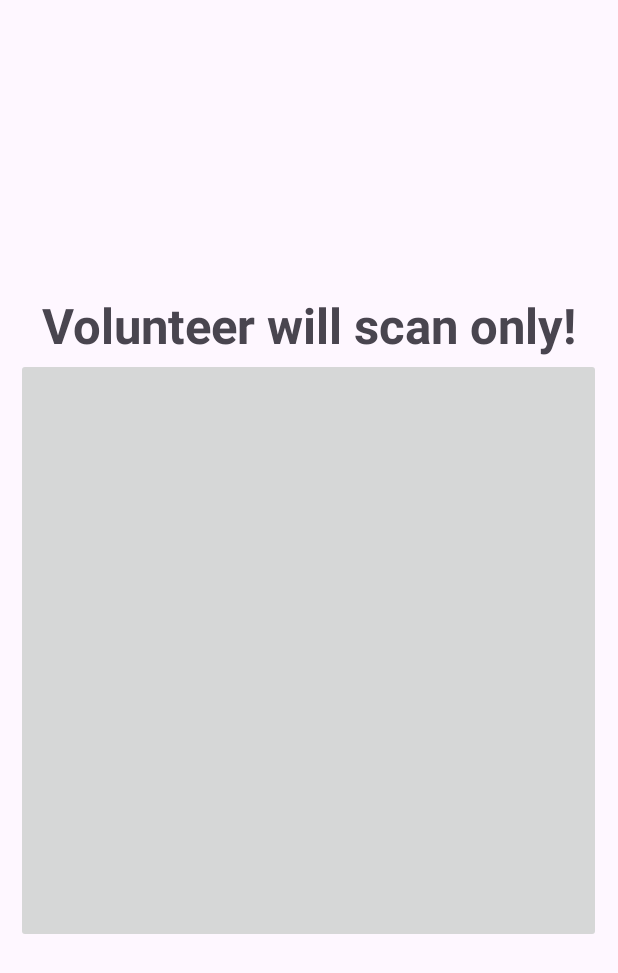
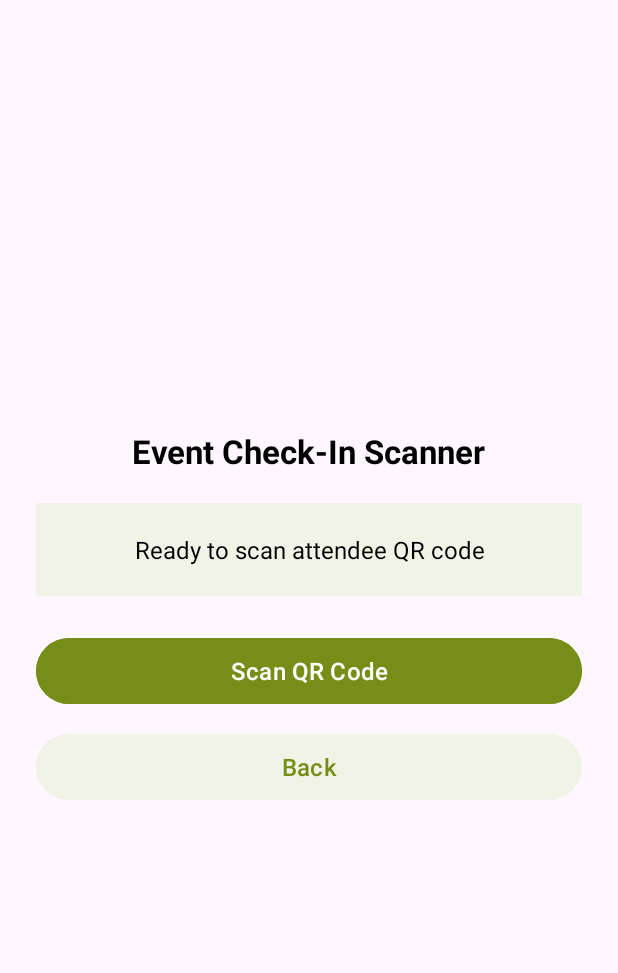
Before and after one commit to Hanisha-Vaghela/FestiveHub, an Android app: the layout activity_volunteers_qr.xml on its own in the app's theme, with its tools: preview values and no code run, on a phone screen of 412 x 824 dp. Shown: the top 973 px of the screen. Run offline under Robolectric (Android 15) with nearby library versions, the phone set to English and light mode, and no system bars.

Commit message:
camera for Scan QR code shown by users at the event for check-in

```diff
--- a/app/build.gradle
+++ b/app/build.gradle
@@ -68,5 +68,5 @@ dependencies {
     implementation 'com.github.bumptech.glide:glide:4.16.0'
     implementation 'androidx.viewpager2:viewpager2:1.1.0'
 
-
+    implementation 'com.journeyapps:zxing-android-embedded:4.3.0'
 }
--- a/app/src/main/AndroidManifest.xml
+++ b/app/src/main/AndroidManifest.xml
@@ -1,6 +1,8 @@
 <?xml version="1.0" encoding="utf-8"?>
 <manifest xmlns:android="http://schemas.android.com/apk/res/android"
     xmlns:tools="http://schemas.android.com/tools">
+    <uses-permission android:name="android.permission.CAMERA" />
+    <uses-feature android:name="android.hardware.camera" android:required="false" />
 
     <application
         android:allowBackup="true"
--- a/app/src/main/res/layout/activity_volunteers_qr.xml
+++ b/app/src/main/res/layout/activity_volunteers_qr.xml
@@ -1,33 +1,51 @@
 <?xml version="1.0" encoding="utf-8"?>
 <LinearLayout xmlns:android="http://schemas.android.com/apk/res/android"
-    xmlns:app="http://schemas.android.com/apk/res-auto"
-    xmlns:tools="http://schemas.android.com/tools"
-    android:id="@+id/main"
     android:layout_width="match_parent"
     android:layout_height="match_parent"
+    android:gravity="center"
     android:orientation="vertical"
-    android:gravity="center"
-    tools:context=".Volunteers_QR">
+    android:padding="24dp">
 
     <TextView
         android:layout_width="wrap_content"
         android:layout_height="wrap_content"
-        android:text="Volunteer will scan only!"
-        android:textStyle="bold"
-        android:textSize="@dimen/_25sdp"/>
-    <ImageButton
-        android:id="@+id/volunteersQR"
-        android:layout_width="@dimen/_300sdp"
-        android:layout_height="@dimen/_300sdp"
-        android:contentDescription="volunteers QR code"
-        />
-<!--    <Button-->
-<!--        android:layout_width="wrap_content"-->
-<!--        android:layout_height="wrap_content"-->
-<!--        android:text="back"-->
-<!--        android:id="@+id/volunteer_qr_backbtn"-->
-<!--        android:layout_gravity="end"-->
-<!--        app:backgroundTint="@null"-->
-<!--        android:background="@drawable/button_bg"-->
-<!--        />-->
+        android:text="Event Check-In Scanner"
+        android:textColor="@color/black"
+        android:textSize="22sp"
+        android:textStyle="bold" />
+
+    <TextView
+        android:id="@+id/tv_qr_status"
+        android:layout_width="match_parent"
+        android:layout_height="wrap_content"
+        android:layout_marginTop="20dp"
+        android:background="#F1F3E7"
+        android:gravity="center"
+        android:padding="20dp"
+        android:text="Ready to scan attendee QR code"
+        android:textColor="@color/black"
+        android:textSize="16sp" />
+
+    <Button
+        android:id="@+id/btn_scan_qr"
+        android:layout_width="match_parent"
+        android:layout_height="52dp"
+        android:layout_marginTop="24dp"
+        android:backgroundTint="@color/green"
+        android:text="Scan QR Code"
+        android:textAllCaps="false"
+        android:textColor="@color/white"
+        android:textSize="16sp" />
+
+    <Button
+        android:id="@+id/btn_qr_back"
+        android:layout_width="match_parent"
+        android:layout_height="52dp"
+        android:layout_marginTop="12dp"
+        android:backgroundTint="#F1F3E7"
+        android:text="Back"
+        android:textAllCaps="false"
+        android:textColor="@color/green"
+        android:textSize="16sp" />
+
 </LinearLayout>
```
Also changed, not shown: app/src/main/java/com/example/festivehub/Login.java (+63 -41 lines), app/src/main/java/com/example/festivehub/VolunteerAssignedEvents.java (+31 -1 lines), app/src/main/java/com/example/festivehub/VolunteerEventDetails.java (+122 -7 lines), app/src/main/java/com/example/festivehub/VolunteerHomeScreen.java (+115 -10 lines), app/src/main/java/com/example/festivehub/Volunteers_QR.java (+172 -23 lines), app/src/main/res/layout/activity_volunteer_event_details.xml (+13 -1 lines).
